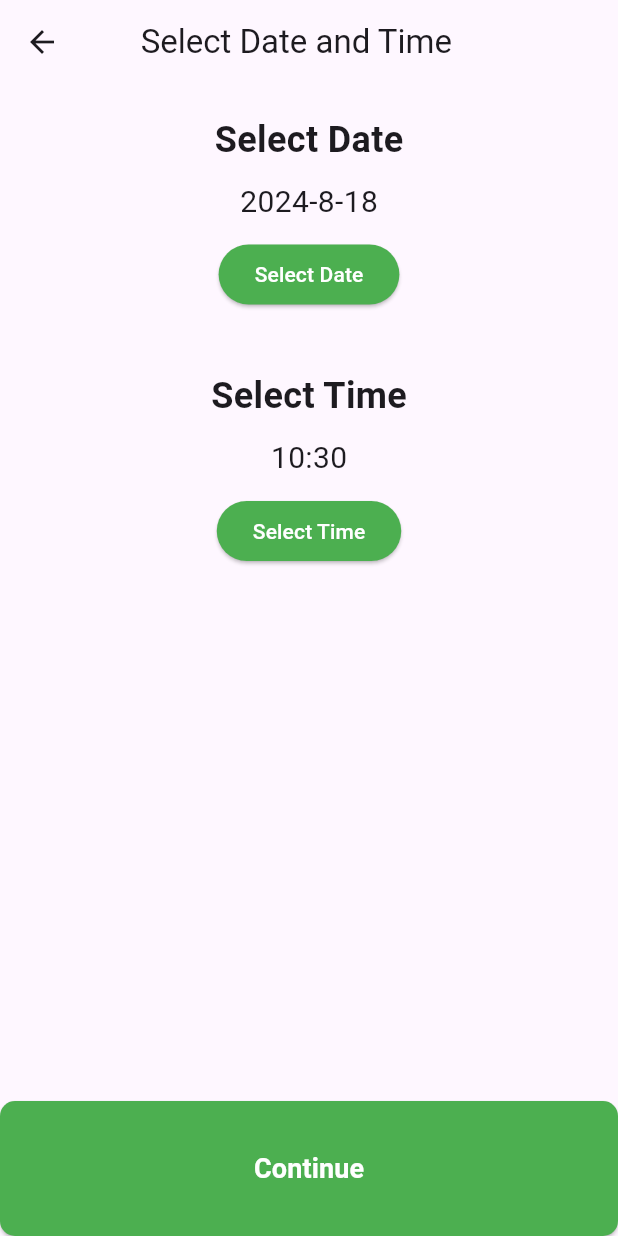
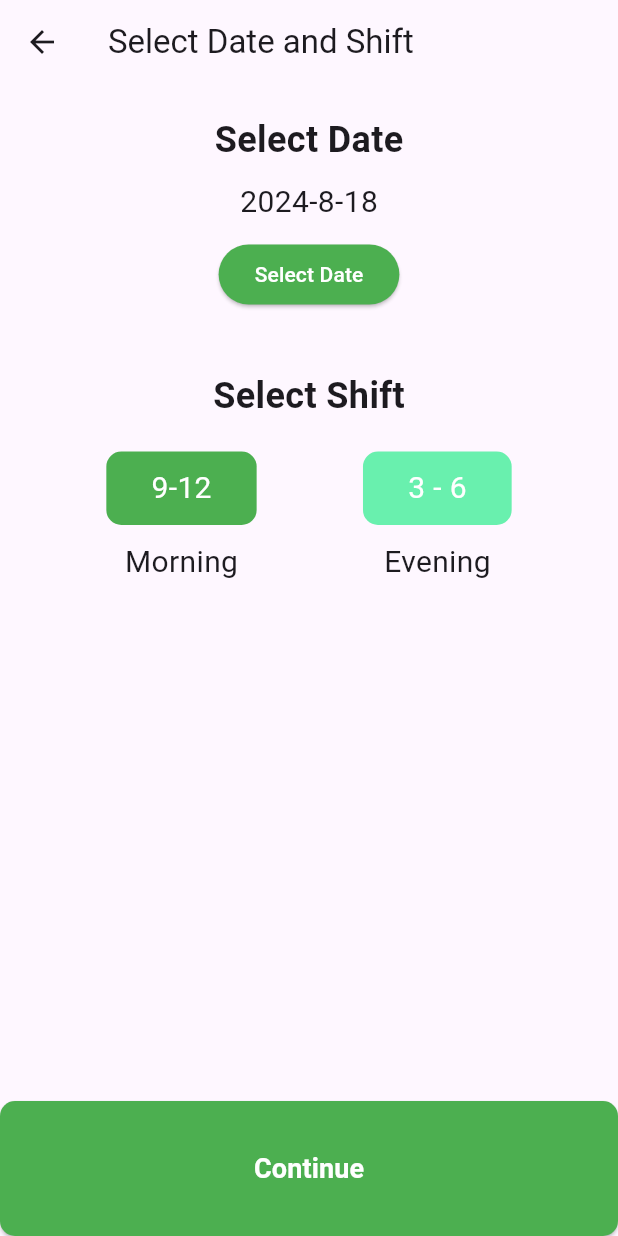
Before and after one commit to Harshcs21/Maddy_care, a Flutter app: the DateAndTime screen opened directly with empty values, on a phone screen of 412 x 824 dp. Run offline on Flutter 3.47's test engine with Material 3 defaults, Android fonts, the phone set to English and light mode, and no system bars; our stand-ins replace cloud_firestore, firebase_auth, firebase_core, fluttertoast; missing offline and left inert: razorpay_flutter; accounts and stored records are empty.

Commit message:
checkout page, pages reshifted, date and Time page updated, other changes done

```diff
--- a/lib/dateandtime.dart
+++ b/lib/dateandtime.dart
@@ -1,28 +1,27 @@
 import 'package:flutter/material.dart';
 import 'package:flutter_pro/doctordetail.dart';
+import 'checkout.dart';
 import 'patientdetails.dart';
 
 class DateAndTime extends StatefulWidget {
 
-  String? doctor_name;
-  String? doctor_uid;
-  String? doctor_image;
+  final String doctorName;
+  final String doctorUid;
+  final String doctorSpec;
+  final String patientName;
+  final String patientAge;
+  final String patientMobile;
 
-  DateAndTime({Key? key, required this.doctor_name, required this.doctor_uid, required this.doctor_image}) : super(key: key);
+  const DateAndTime({super.key, required this.doctorName, required this.doctorUid, required this.patientName, required this.patientAge, required this.patientMobile, required this.doctorSpec,});
 
   @override
-  State<DateAndTime> createState() => _DateAndTimeState(doctor_name: doctor_name, doctor_image: doctor_image, doctor_uid: doctor_uid);
+  State<DateAndTime> createState() => _DateAndTimeState();
 }
 
 class _DateAndTimeState extends State<DateAndTime> {
 
-  String? doctor_name;
-  String? doctor_uid;
-  String? doctor_image;
-
-  _DateAndTimeState({required this.doctor_name, required this.doctor_uid, required this.doctor_image});
-
-
+  bool isClicked = false;
+  String shift = "Morning";
 
   DateTime _selectedDate = DateTime.now();
   TimeOfDay _selectedTime = TimeOfDay.now();
@@ -53,20 +52,20 @@ class _DateAndTimeState extends State<DateAndTime> {
     }
   }
 
-  void _navigateToDoctorDetails(BuildContext context, String? doctor_name, String? doctor_image, String? doctor_uid) {
-    Navigator.push(
-      context,
-      MaterialPageRoute(
-        builder: (context) => DoctorDetails(doctor_name: doctor_name, doctor_image: doctor_image, doctor_uid: doctor_uid),
-      ),
-    );
-  }
+  // void _navigateToDoctorDetails(BuildContext context, String? doctor_name, String? doctor_image, String? doctor_uid) {
+  //   Navigator.push(
+  //     context,
+  //     MaterialPageRoute(
+  //       builder: (context) => DoctorDetails(doctor_name: doctor_name, doctor_image: doctor_image, doctor_uid: doctor_uid),
+  //     ),
+  //   );
+  // }
 
   @override
   Widget build(BuildContext context) {
     return Scaffold(
       appBar: AppBar(
-        title: Text('    Select Date and Time'),
+        title: Text('Select Date and Shift'),
       ),
       body: Center(
         child: Column(
@@ -98,28 +97,75 @@ class _DateAndTimeState extends State<DateAndTime> {
             ),
             SizedBox(height: 40),
             Text(
-              'Select Time',
+              'Select Shift',
               style: TextStyle(
                 fontSize: 24,
                 fontWeight: FontWeight.bold,
               ),
             ),
-            SizedBox(height: 10),
-            Text(
-              '${_selectedTime.hour}:${_selectedTime.minute}',
-              style: TextStyle(
+            SizedBox(height: 20),
+            Row(
+              mainAxisAlignment: MainAxisAlignment.spaceEvenly,
+              children : [
+                Column(
+                  children: [
+                    InkWell(
+                      onTap: ()=>{
+                        setState(() {
+                          if(isClicked == true)
+                            isClicked = false;
+                            shift = 'Morning';
+                        })
+                      },
+                      child: Container(
+                        padding: EdgeInsets.symmetric(horizontal: 30, vertical: 10),
+                        decoration: BoxDecoration(
+                          color: !isClicked ?Colors.green :Colors.greenAccent,
+                          borderRadius: BorderRadius.circular(10.0),
+                        ),
+                        child: Text("9-12", style: TextStyle(
+                          color: Colors.white,
                           fontSize: 20,
+                        ),)
                       ),
                     ),
                     SizedBox(height: 10),
-            ElevatedButton(
-              onPressed: () => _selectTime(context),
-              child: Text('Select Time',
-              style: TextStyle(color: Colors.white,)
+                    Text("Morning", style: TextStyle(
+                      fontSize: 20
+                    ))
+                  ]
                 ),
-              style: ElevatedButton.styleFrom(
-                backgroundColor: Colors.green,
+                Column(
+                    children: [
+                      InkWell(
+                        onTap: ()=>{
+                          setState(() {
+                            if(isClicked == false)
+                              {
+                                isClicked = true;
+                                shift = "Evening";
+                              }
+                          })
+                        },
+                        child: Container(
+                            padding: EdgeInsets.symmetric(horizontal: 30, vertical: 10),
+                            decoration: BoxDecoration(
+                              color: isClicked ?Colors.green :Colors.greenAccent,
+                              borderRadius: BorderRadius.circular(10.0),
                             ),
+                            child: Text("3 - 6", style: TextStyle(
+                              color: Colors.white,
+                              fontSize: 20,
+                            ),)
+                        ),
+                      ),
+                      SizedBox(height: 10),
+                      Text("Evening", style: TextStyle(
+                          fontSize: 20
+                      ))
+                    ]
+                ),
+              ]
             ),
             Spacer(), // Add spacer to push the continue button to the bottom
             ElevatedButton(
@@ -127,7 +173,8 @@ class _DateAndTimeState extends State<DateAndTime> {
                 date = _selectedDate.toString();
                 time = _selectedTime.toString();
 
-                 _navigateToDoctorDetails(context, doctor_name, doctor_image, doctor_uid);
+                Navigator.push(context, MaterialPageRoute(builder: (context) => Checkout(date: date, shift: shift, doctorSpec: widget.doctorSpec, doctorName: widget.doctorName, doctorUid: widget.doctorUid,  patientName: widget.patientName, patientAge: widget.patientAge, patientMobile: widget.patientMobile)));
+                 // _navigateToDoctorDetails(context, doctor_name, doctor_image, doctor_uid);
               },
               style: ElevatedButton.styleFrom(
                 backgroundColor: Colors.green,
--- a/lib/login.dart
+++ b/lib/login.dart
@@ -41,7 +41,7 @@ class _MyLoginState extends State<MyLogin> {
 
     String result = await AuthMethods().loginUser(email: email, password: password);
 
-    if(result == "user")
+    if(result == "User")
       {
         Navigator.pushReplacement(
                 context,
--- a/lib/main.dart
+++ b/lib/main.dart
@@ -3,6 +3,7 @@
 import 'package:firebase_core/firebase_core.dart';
 import 'package:flutter/material.dart';
 import 'package:flutter_pro/newappointment.dart';
+import 'package:flutter_pro/userappointment.dart';
 import 'doctorinfo.dart';
 import 'forgotpassword.dart';
 import 'start.dart'; // Import the file where MyStart is defined
@@ -16,7 +17,7 @@ void main() async{
   runApp(MaterialApp(
     debugShowCheckedModeBanner: false,
     theme: ThemeData.light(),
-    initialRoute: 'newappointment',
+    initialRoute: 'userappointment',
     routes: {
       'start': (context) => const MyStart(), // Use MyStart here
       'login': (context) => MyLogin(),
@@ -26,7 +27,7 @@ void main() async{
       // 'dateandtime' : (context) => DateAndTime(),
       // 'auth' : (context) => AuthPage()
       // 'reg_doc_user' : (context) => RegDocUser(),
-      'newappointment': (context) => Newappointment(),
+      'userappointment': (context) => UserAppointment(),
     },
   ));
 }
```
Also changed, not shown: lib/checkout.dart (added, +155 -0 lines), lib/doctordetail.dart (+43 -114 lines), lib/doctorlist.dart (+16 -2 lines), lib/firebase_auth_service.dart (+53 -31 lines), lib/newappointment.dart (+7 -2 lines), lib/patientdetails.dart (+30 -19 lines), lib/userappointment.dart (+4 -8 lines). Lines whose indentation alone changed are shown as unchanged.
